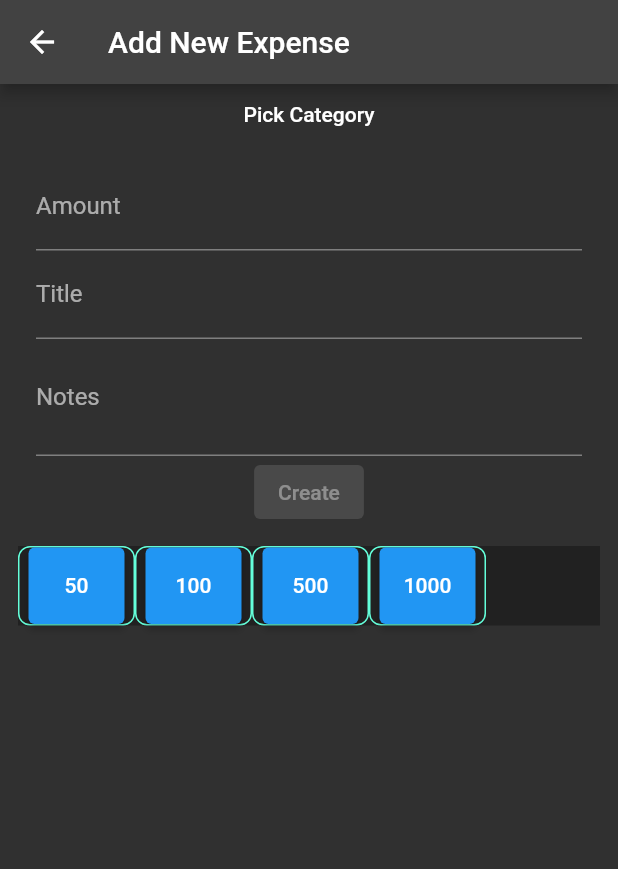
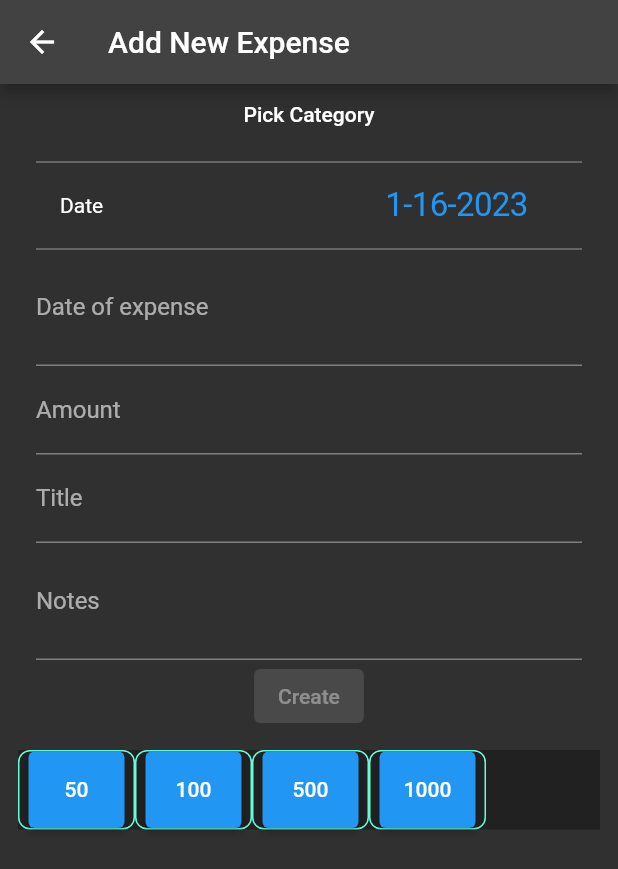
Before and after one commit to paulsseb/my_expenses, a Flutter app: the screen it shows after launch, after a tap on the "add" icon, on a phone screen of 412 x 824 dp. Shown: the top 869 px of the screen. Run offline on Flutter 3.47's test engine with Material 2 defaults, Android fonts, the phone set to English and light mode, and no system bars; our stand-ins replace built_collection, built_value, rxdart, sqflite; accounts and stored records are empty; generated files the repository leaves out were written again.

Commit message:
Added Date capture WIP

```diff
--- a/lib/screens/add_expense.dart
+++ b/lib/screens/add_expense.dart
@@ -1,4 +1,5 @@
 import 'package:built_collection/built_collection.dart';
+import 'package:flutter/cupertino.dart';
 import 'package:flutter/material.dart';
 
 import 'package:my_expenses/db/services/expense_service.dart';
@@ -41,6 +42,7 @@ class _AddExpenseState extends State<AddExpense> {
   }
 
   int selectedCategoryId = 0;
+  DateTime date = DateTime.now();
 
   @override
   Widget build(BuildContext context) {
@@ -103,10 +105,52 @@ class _AddExpenseState extends State<AddExpense> {
                         stream: widget.expenseBloc.createExpenseStream,
                         builder:
                             (ctxt, AsyncSnapshot<ExpenseModel> expenseSnap) {
-                          if (!expenseSnap.hasData)
-                            return CircularProgressIndicator();
+                          if (!expenseSnap.hasData) {
+                            return const CircularProgressIndicator();
+                          }
                           return Column(
                             children: <Widget>[
+                              _DatePickerItem(
+                                children: <Widget>[
+                                  const Text('Date'),
+                                  CupertinoButton(
+                                    // Display a CupertinoDatePicker in date picker mode.
+                                    onPressed: () => _showDialog(
+                                      CupertinoDatePicker(
+                                        initialDateTime: date,
+                                        mode: CupertinoDatePickerMode.date,
+                                        use24hFormat: true,
+                                        // This is called when the user changes the date.
+                                        onDateTimeChanged: (DateTime newDate) {
+                                          setState(() => date = newDate);
+                                        },
+                                      ),
+                                    ),
+                                    // In this example, the date is formatted manually. You can
+                                    // use the intl package to format the value based on the
+                                    // user's locale settings.
+                                    child: Text(
+                                      '${date.month}-${date.day}-${date.year}',
+                                      style: const TextStyle(
+                                        fontSize: 22.0,
+                                      ),
+                                    ),
+                                  ),
+                                ],
+                              ),
+                              TextField(
+                                  decoration: const InputDecoration(
+                                      labelText: "Date of expense"),
+                                  maxLines: 2,
+                                  onChanged: (String text) {
+                                    if (text == null || text.trim() == "")
+                                      return;
+                                    var notes = expenseSnap.data;
+                                    var upated =
+                                        notes.rebuild((b) => b..notes = text);
+                                    widget.expenseBloc
+                                        .updateCreateExpense(upated);
+                                  }),
                               TextField(
                                   controller: _amountTextController,
                                   focusNode: _focus,
@@ -222,4 +266,59 @@ class _AddExpenseState extends State<AddExpense> {
           },
         ));
   }
+
+  // This function displays a CupertinoModalPopup with a reasonable fixed height
+  // which hosts CupertinoDatePicker.
+  void _showDialog(Widget child) {
+    showCupertinoModalPopup<void>(
+        context: context,
+        builder: (BuildContext context) => Container(
+              height: 216,
+              padding: const EdgeInsets.only(top: 6.0),
+              // The Bottom margin is provided to align the popup above the system
+              // navigation bar.
+              margin: EdgeInsets.only(
+                bottom: MediaQuery.of(context).viewInsets.bottom,
+              ),
+              // Provide a background color for the popup.
+              color: CupertinoColors.systemBackground.resolveFrom(context),
+              // Use a SafeArea widget to avoid system overlaps.
+              child: SafeArea(
+                top: false,
+                child: child,
+              ),
+            ));
+  }
 }
+
+// This class simply decorates a row of widgets.
+class _DatePickerItem extends StatelessWidget {
+  const _DatePickerItem({this.children});
+
+  final List<Widget> children;
+
+  @override
+  Widget build(BuildContext context) {
+    return DecoratedBox(
+      decoration: const BoxDecoration(
+        border: Border(
+          top: BorderSide(
+            color: CupertinoColors.inactiveGray,
+            width: 0.0,
+          ),
+          bottom: BorderSide(
+            color: CupertinoColors.inactiveGray,
+            width: 0.0,
+          ),
+        ),
+      ),
+      child: Padding(
+        padding: const EdgeInsets.symmetric(horizontal: 16.0),
+        child: Row(
+          mainAxisAlignment: MainAxisAlignment.spaceBetween,
+          children: children,
+        ),
+      ),
+    );
+  }
+}
```
Also changed, not shown: pubspec.lock.
